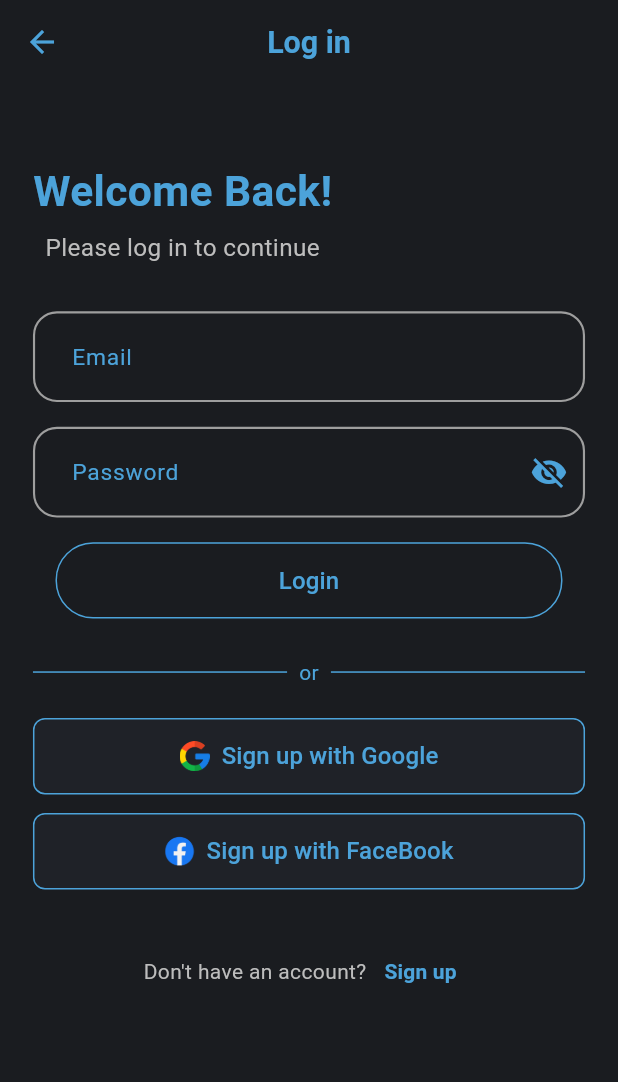
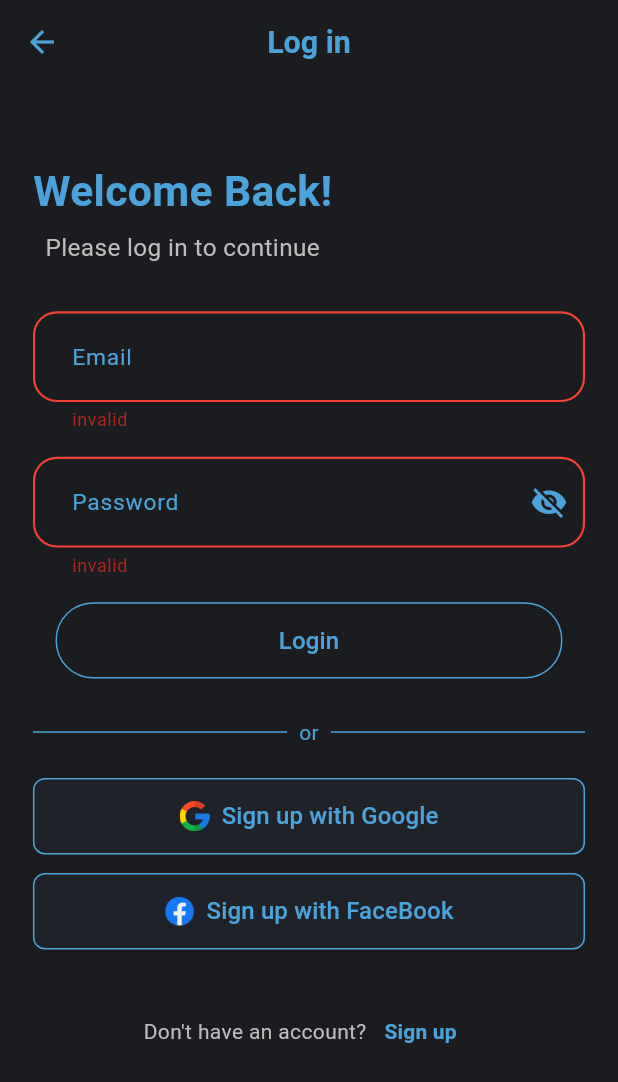
Before and after one commit to Adel-Saeed21/Car_Rent, a Flutter app: the LogInScreen screen opened by its route, after a tap on "Login", on a phone screen of 412 x 824 dp. Shown: the top 1082 px of the screen. Run offline on Flutter 3.47's test engine with Material 3 defaults, Android fonts, the phone set to English and light mode, and no system bars; our stand-ins replace bloc, cloud_firestore, firebase_auth, firebase_core, flutter_bloc, flutter_screenutil and 6 more; accounts and stored records are empty.

```diff
--- a/lib/core/routing/routes.dart
+++ b/lib/core/routing/routes.dart
@@ -2,6 +2,6 @@ class Routes {
   static const String onBoardingScreen = '/onBoardingScreen';
   static const String startScreen = '/startScreen';
   static const String signUpScreen = '/signupScreen';
-    static const String logInScreen = '/loginScreen';
-
+  static const String logInScreen = '/loginScreen';
+  static const String homeScreen = '/home';
 }
--- a/lib/feature/auth/log_in/UI/widgets/log_in_form.dart
+++ b/lib/feature/auth/log_in/UI/widgets/log_in_form.dart
@@ -1,13 +1,18 @@
+import 'package:carrent/core/functions/show_toast.dart';
 import 'package:carrent/core/helpers/app_regex.dart';
+import 'package:carrent/core/helpers/extensions.dart';
 import 'package:carrent/core/helpers/spacing.dart';
+import 'package:carrent/core/routing/routes.dart';
 import 'package:carrent/core/utils/app_colors.dart';
 import 'package:carrent/core/utils/app_text_style.dart';
 import 'package:carrent/core/widgets/app_button.dart';
 import 'package:carrent/core/widgets/app_text_form_field.dart';
 import 'package:carrent/feature/auth/log_in/logic/log_in_cubit.dart';
+import 'package:carrent/feature/auth/log_in/logic/log_in_state.dart';
 import 'package:flutter/material.dart';
 import 'package:flutter_bloc/flutter_bloc.dart';
 import 'package:flutter_screenutil/flutter_screenutil.dart';
+import 'package:flutter_spinkit/flutter_spinkit.dart';
 
 class LogInForm extends StatefulWidget {
   const LogInForm({super.key});
@@ -27,7 +32,14 @@ class _LogInFormState extends State<LogInForm> {
           verticalSpace(20.h),
           AppTextFormField(
             controller: context.read<LogInCubit>().loginEmail,
-
+            validator: (value) {
+              if (value == null ||
+                  value.isEmpty ||
+                  !AppRegex.isEmailValid(value)) {
+                return 'invalid';
+              }
+              return null;
+            },
             label: const Text("Email"),
             labelStyle: AppTextStyle.font20LightBlueRgular,
             radius: 16,
@@ -39,10 +51,8 @@ class _LogInFormState extends State<LogInForm> {
           AppTextFormField(
             controller: context.read<LogInCubit>().loginPassword,
             validator: (value) {
-              if (value == null ||
-                  value.isEmpty ||
-                  !AppRegex.isEmailValid(value)) {
-                return 'Please enter a valid email';
+              if (value == null || value.isEmpty) {
+                return 'invalid';
               }
               return null;
             },
@@ -57,6 +67,7 @@ class _LogInFormState extends State<LogInForm> {
                   isSecured = !isSecured;
                 });
               },
+
               icon: isSecured
                   ? Icon(Icons.visibility_off, color: AppColors.lightBlue)
                   : Icon(Icons.visibility, color: AppColors.lightBlue),
@@ -66,16 +77,51 @@ class _LogInFormState extends State<LogInForm> {
             enableBorderColor: Colors.grey,
           ),
           verticalSpace(16.h),
-          AppButton(
-            onPressed: () {},
+          BlocConsumer<LogInCubit, LoginState>(
+            listener: (context, state) {
+              if (state is LoginSuccess) {
+                showToast("Login succesffuly");
+                context.pushReplacmentNamed(Routes.homeScreen);
+              } else if (state is LoginError) {
+                showToast(state.errorMessage);
+              }
+            },
+            builder: (context, state) {
+              return AppButton(
+                onPressed: state is LoginLoading
+                    ? null
+                    : () {
+                        if (context
+                                .read<LogInCubit>()
+                                .formKey
+                                .currentState
+                                ?.validate() ??
+                            false) {
+                          context.read<LogInCubit>().login();
+                        }
+                      },
                 backgroundColor: Colors.transparent,
                 borderSide: BorderSide(color: AppColors.lightBlue),
                 radius: 25,
                 buttonWidth: 280.w,
-            child: Text(
+                child: state is LoginLoading
+                    ? const SizedBox(
+                        height: 24,
+                        width: 24,
+                        child: SpinKitFadingCircle(
+                          color: Colors.white,
+                          size: 24.0,
+                        ),
+                      )
+                    : Text(
                         "Login",
-              style: TextStyle(color: AppColors.lightBlue, fontSize: 16),
+                        style: TextStyle(
+                          color: AppColors.lightBlue,
+                          fontSize: 16,
                         ),
+                      ),
+              );
+            },
           ),
         ],
       ),
```
Also changed, not shown: lib/core/di/di.dart (+7 -1 lines), lib/feature/auth/home/home.dart (added, +10 -0 lines), lib/feature/auth/log_in/UI/widgets/social_button.dart (+3 -4 lines), lib/feature/auth/log_in/data/repos/i_login_repo.dart (+9 -1 lines), lib/feature/auth/log_in/data/repos/login_repo_implementation.dart (+17 -1 lines), lib/feature/auth/log_in/logic/log_in_cubit.dart (+19 -1 lines). Lines whose indentation alone changed are shown as unchanged.
